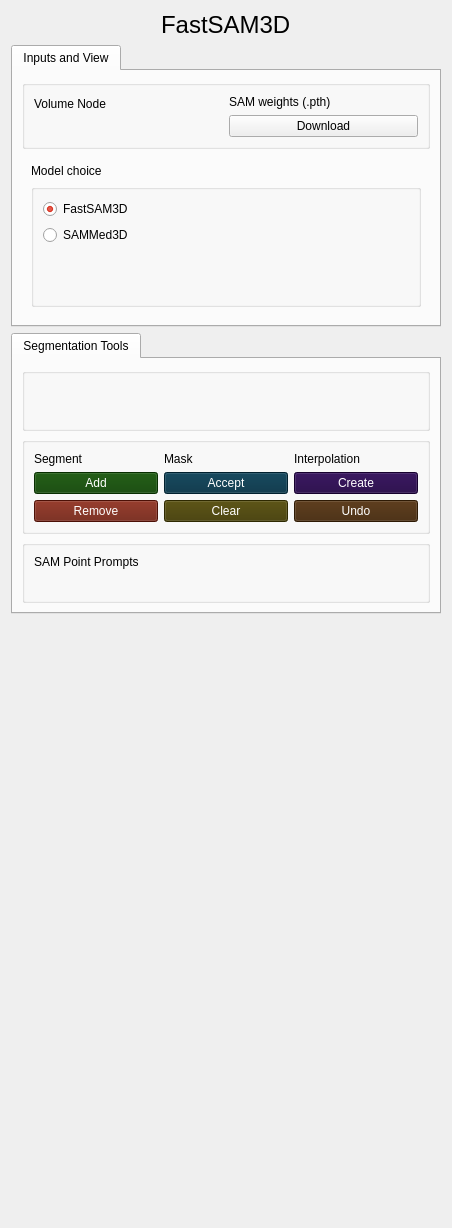
Qt form fastsam/Resources/UI/fastsam.ui (arcadelab/FastSAM3D_slicer) before a commit.
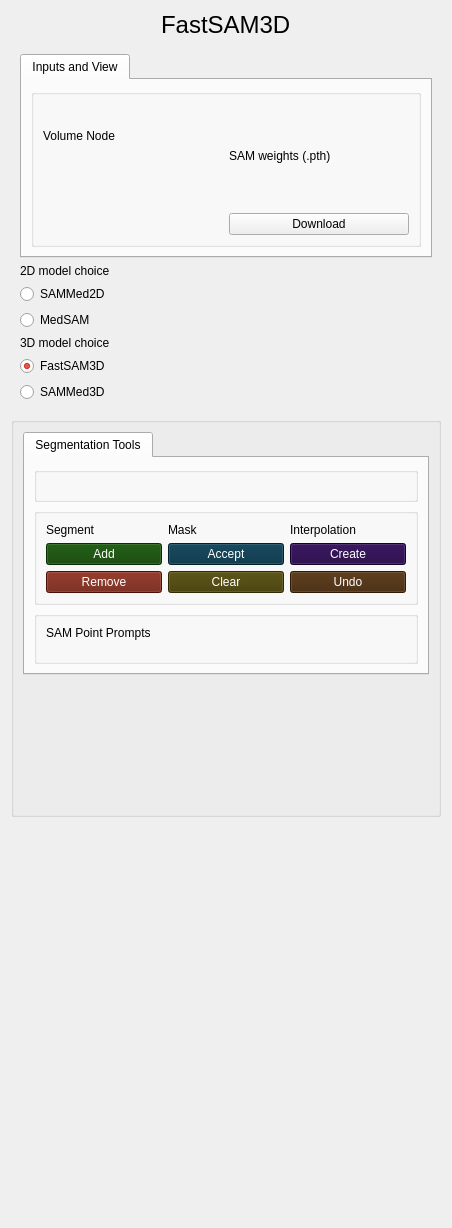
The same form after that commit. Custom widgets are drawn as their Qt base class.

```diff
--- a/fastsam/Resources/UI/fastsam.ui
+++ b/fastsam/Resources/UI/fastsam.ui
@@ -29,6 +29,9 @@
       </widget>
      </item>
      <item>
+      <widget class="QWidget" name="verticalWidget_3" native="true">
+       <layout class="QVBoxLayout" name="verticalLayout_8">
+        <item>
       <widget class="QTabWidget" name="tabWidget">
        <widget class="QWidget" name="tab">
         <attribute name="title">
@@ -88,19 +91,166 @@
            </layout>
           </widget>
          </item>
+           </layout>
+          </widget>
+         </widget>
+        </item>
          <item>
-          <widget class="QWidget" name="verticalWidget_3" native="true">
-           <layout class="QVBoxLayout" name="verticalLayout_8">
+         <widget class="QLabel" name="label_5">
+          <property name="text">
+           <string>2D model choice</string>
+          </property>
+         </widget>
+        </item>
+        <item>
+         <widget class="QRadioButton" name="radioButton_SAMMed2D">
+          <property name="palette">
+           <palette>
+            <active>
+             <colorrole role="Text">
+              <brush brushstyle="SolidPattern">
+               <color alpha="255">
+                <red>0</red>
+                <green>255</green>
+                <blue>0</blue>
+               </color>
+              </brush>
+             </colorrole>
+             <colorrole role="PlaceholderText">
+              <brush brushstyle="SolidPattern">
+               <color alpha="128">
+                <red>0</red>
+                <green>255</green>
+                <blue>0</blue>
+               </color>
+              </brush>
+             </colorrole>
+            </active>
+            <inactive>
+             <colorrole role="Text">
+              <brush brushstyle="SolidPattern">
+               <color alpha="255">
+                <red>0</red>
+                <green>255</green>
+                <blue>0</blue>
+               </color>
+              </brush>
+             </colorrole>
+             <colorrole role="PlaceholderText">
+              <brush brushstyle="SolidPattern">
+               <color alpha="128">
+                <red>0</red>
+                <green>255</green>
+                <blue>0</blue>
+               </color>
+              </brush>
+             </colorrole>
+            </inactive>
+            <disabled>
+             <colorrole role="Text">
+              <brush brushstyle="SolidPattern">
+               <color alpha="255">
+                <red>120</red>
+                <green>120</green>
+                <blue>120</blue>
+               </color>
+              </brush>
+             </colorrole>
+             <colorrole role="PlaceholderText">
+              <brush brushstyle="SolidPattern">
+               <color alpha="128">
+                <red>0</red>
+                <green>0</green>
+                <blue>0</blue>
+               </color>
+              </brush>
+             </colorrole>
+            </disabled>
+           </palette>
+          </property>
+          <property name="text">
+           <string>SAMMed2D</string>
+          </property>
+         </widget>
+        </item>
+        <item>
+         <widget class="QRadioButton" name="radioButton_MedSAM">
+          <property name="palette">
+           <palette>
+            <active>
+             <colorrole role="Text">
+              <brush brushstyle="SolidPattern">
+               <color alpha="255">
+                <red>0</red>
+                <green>255</green>
+                <blue>0</blue>
+               </color>
+              </brush>
+             </colorrole>
+             <colorrole role="PlaceholderText">
+              <brush brushstyle="SolidPattern">
+               <color alpha="128">
+                <red>0</red>
+                <green>255</green>
+                <blue>0</blue>
+               </color>
+              </brush>
+             </colorrole>
+            </active>
+            <inactive>
+             <colorrole role="Text">
+              <brush brushstyle="SolidPattern">
+               <color alpha="255">
+                <red>0</red>
+                <green>255</green>
+                <blue>0</blue>
+               </color>
+              </brush>
+             </colorrole>
+             <colorrole role="PlaceholderText">
+              <brush brushstyle="SolidPattern">
+               <color alpha="128">
+                <red>0</red>
+                <green>255</green>
+                <blue>0</blue>
+               </color>
+              </brush>
+             </colorrole>
+            </inactive>
+            <disabled>
+             <colorrole role="Text">
+              <brush brushstyle="SolidPattern">
+               <color alpha="255">
+                <red>120</red>
+                <green>120</green>
+                <blue>120</blue>
+               </color>
+              </brush>
+             </colorrole>
+             <colorrole role="PlaceholderText">
+              <brush brushstyle="SolidPattern">
+               <color alpha="128">
+                <red>0</red>
+                <green>0</green>
+                <blue>0</blue>
+               </color>
+              </brush>
+             </colorrole>
+            </disabled>
+           </palette>
+          </property>
+          <property name="text">
+           <string>MedSAM</string>
+          </property>
+         </widget>
+        </item>
             <item>
              <widget class="QLabel" name="label_7">
               <property name="text">
-               <string>Model choice</string>
+           <string>3D model choice</string>
               </property>
              </widget>
             </item>
-            <item>
-             <widget class="QGroupBox" name="groupBox">
-              <layout class="QVBoxLayout" name="verticalLayout_19">
                <item>
                 <widget class="QRadioButton" name="radioButton_FastSAM3D">
                  <property name="palette">
@@ -246,29 +396,14 @@
                  </property>
                 </widget>
                </item>
+       </layout>
+      </widget>
+     </item>
+    </layout>
+   </item>
                <item>
-                <spacer name="verticalSpacer_3">
-                 <property name="orientation">
-                  <enum>Qt::Vertical</enum>
-                 </property>
-                 <property name="sizeHint" stdset="0">
-                  <size>
-                   <width>20</width>
-                   <height>40</height>
-                  </size>
-                 </property>
-                </spacer>
-               </item>
-              </layout>
-             </widget>
-            </item>
-           </layout>
-          </widget>
-         </item>
-        </layout>
-       </widget>
-      </widget>
-     </item>
+    <widget class="QGroupBox" name="groupBox_3">
+     <layout class="QVBoxLayout" name="verticalLayout_19">
      <item>
       <widget class="QTabWidget" name="tabWidget_2">
        <widget class="QWidget" name="tab_4">
@@ -3070,7 +3205,21 @@
        </widget>
       </widget>
      </item>
-    </layout>
+      <item>
+       <spacer name="verticalSpacer_3">
+        <property name="orientation">
+         <enum>Qt::Vertical</enum>
+        </property>
+        <property name="sizeHint" stdset="0">
+         <size>
+          <width>20</width>
+          <height>40</height>
+         </size>
+        </property>
+       </spacer>
+      </item>
+     </layout>
+    </widget>
    </item>
    <item>
     <spacer name="verticalSpacer">
```
Lines whose indentation alone changed are shown as unchanged.
